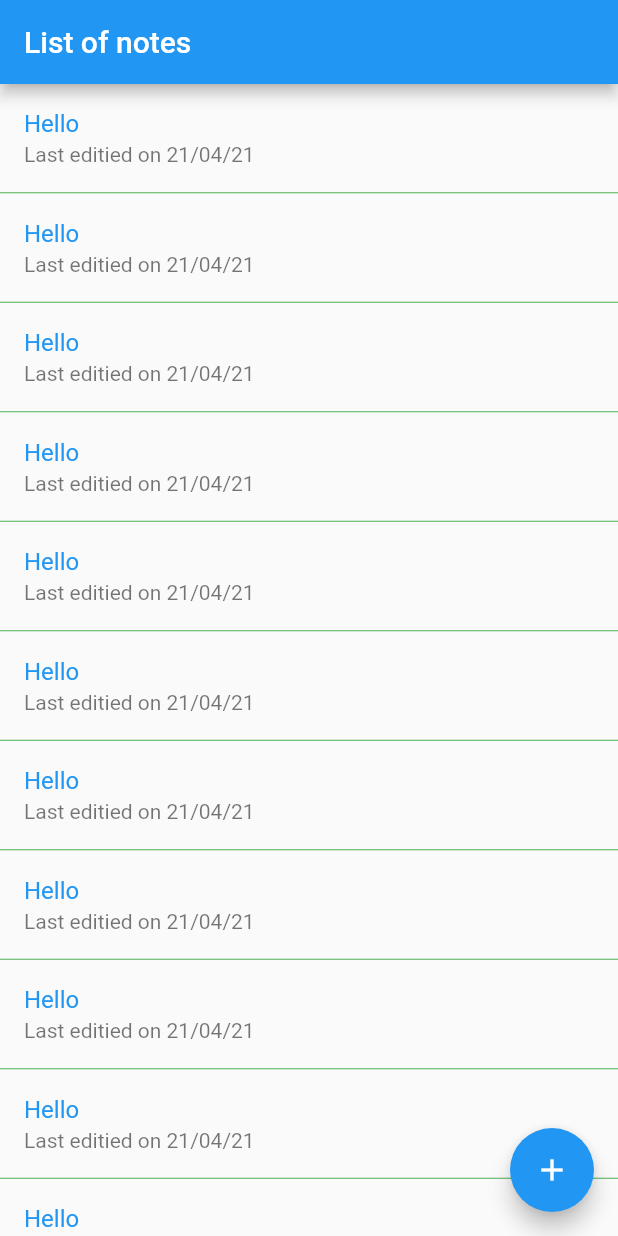
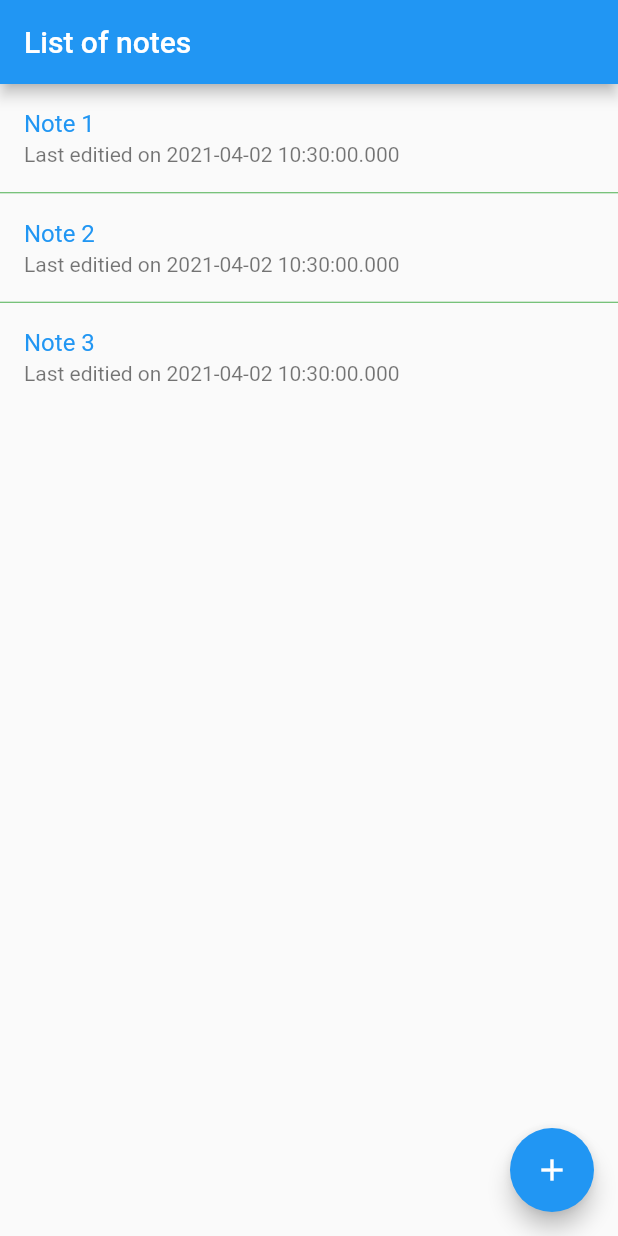
Before and after one commit to benlittlenz/flutter_api_example, a Flutter app: the screen it shows after launch, on a phone screen of 412 x 824 dp. Run offline on Flutter 3.47's test engine with Material 2 defaults, Android fonts, the phone set to English and light mode, and no system bars.

Commit message:
creating and display dummy data

```diff
--- a/lib/views/note_list.dart
+++ b/lib/views/note_list.dart
@@ -1,9 +1,26 @@
 import 'package:flutter/material.dart';
+import 'package:flutter_api_requests/models/Note.dart';
 
 class NoteList extends StatelessWidget {
-
   final notes = [
-
+    new Note(
+      id: "1",
+      title: 'Note 1',
+      createDateTime: DateTime.now(),
+      lastEdited: DateTime.now(),
+    ),
+    new Note(
+      id: "2",
+      title: 'Note 2',
+      createDateTime: DateTime.now(),
+      lastEdited: DateTime.now(),
+    ),
+    new Note(
+      id: "3",
+      title: 'Note 3',
+      createDateTime: DateTime.now(),
+      lastEdited: DateTime.now(),
+    ),
   ];
   @override
   Widget build(BuildContext context) {
@@ -18,17 +35,15 @@ class NoteList extends StatelessWidget {
         child: Icon(Icons.add),
       ),
       body: ListView.separated(
-        separatorBuilder: (_, __) => Divider(height: 1, color: Colors.green),
-        itemBuilder: (_, index) {
-          return ListTile(
-            title: Text('Hello', style: TextStyle(color: Theme.of(context).primaryColor)
-            ),
-            subtitle: Text("Last editied on 21/04/21"),
-          );
-
-        },
-        itemCount: 30
-      ),
+          separatorBuilder: (_, __) => Divider(height: 1, color: Colors.green),
+          itemBuilder: (_, index) {
+            return ListTile(
+              title: Text(notes[index].title.toString(),
+                  style: TextStyle(color: Theme.of(context).primaryColor)),
+              subtitle: Text("Last editied on ${notes[index].lastEdited}"),
+            );
+          },
+          itemCount: notes.length),
     );
   }
 }
```
